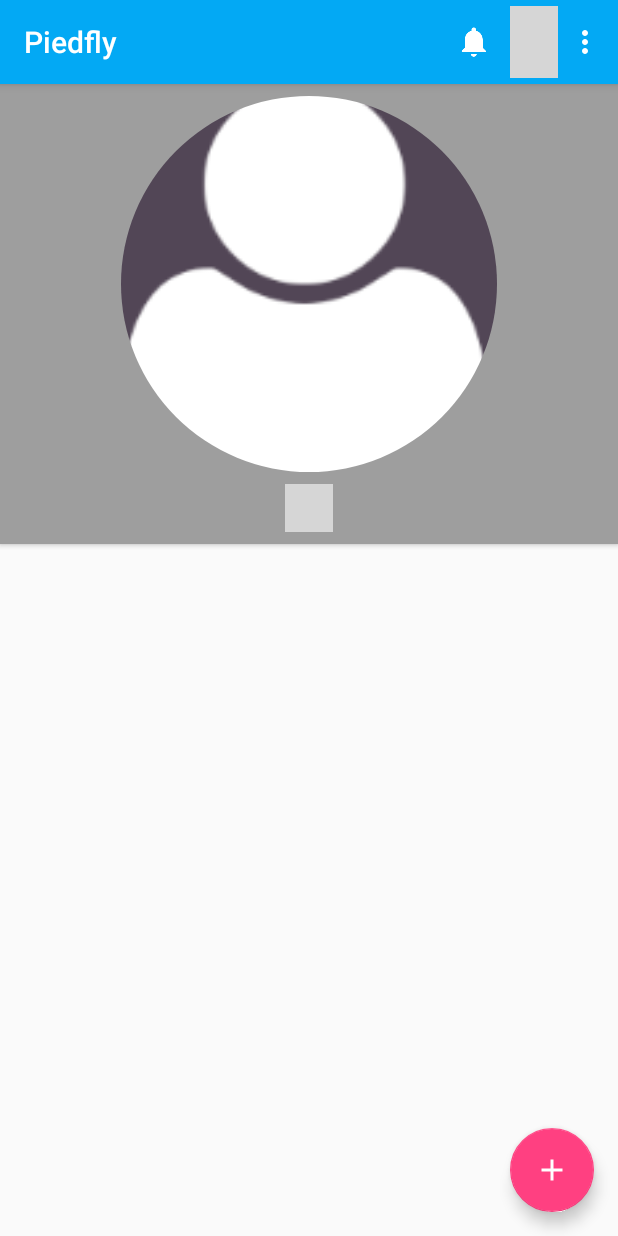
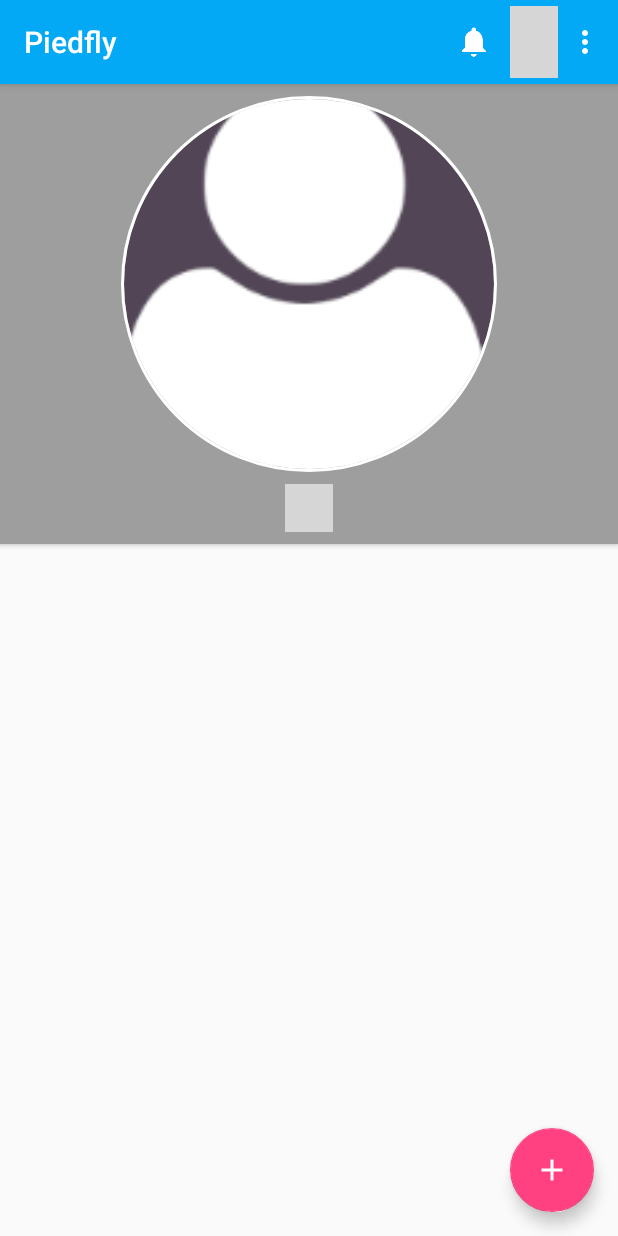
Before and after one commit to Eddydpyl/Piedfly, an Android app: the screen it shows after launch (MainActivity), on a phone screen of 412 x 824 dp. Run offline under Robolectric (Android 15) with nearby library versions, the phone set to English and light mode, and no system bars; our stand-ins replace CircleImageView, Dagger/Hilt's generated code, Firebase (no records; nobody signed in at launch, a user with empty details on screens opened directly), Room's generated code; libraries missing offline, so code that uses them is left out: com.mikepenz.actionitembadge, com.ncorti.slidetoact; plain views replace SlideToActView; pictures from the network do not load; 5 statements that could not run were skipped; grey boxes are pictures that could not be loaded.

Commit message:
Added border to civ.

```diff
--- a/app/src/main/java/dpyl/eddy/piedfly/view/MainActivity.java
+++ b/app/src/main/java/dpyl/eddy/piedfly/view/MainActivity.java
@@ -234,24 +234,20 @@ public class MainActivity extends BaseActivity {
         super.OnListItemClick(position, view, key);
         switch (view.getId()) {
             case R.id.contact_call: {
-                view.playSoundEffect(android.view.SoundEffectConstants.CLICK);
                 startPhoneCall((String) view.getTag());
             }
             break;
             case R.id.contact_poke: {
-                view.playSoundEffect(android.view.SoundEffectConstants.CLICK);
                 pokeAction(key, (String) view.getTag());
                 this.mPokeType = (String) view.getTag();
                 this.mKey = key;
             }
             break;
             case R.id.contact_image: {
-                view.playSoundEffect(android.view.SoundEffectConstants.CLICK);
                 // TODO: maybe show picture bigger like whatssap
             }
             break;
             case R.id.contact_directions: {
-                view.playSoundEffect(android.view.SoundEffectConstants.CLICK);
                 startShowInMap(key);
                 this.mKey = key;
             }
--- a/app/src/main/res/layout/activity_main.xml
+++ b/app/src/main/res/layout/activity_main.xml
@@ -53,6 +53,8 @@
                 android:hapticFeedbackEnabled="true"
                 android:maxHeight="250dp"
                 android:maxWidth="250dp"
+                app:civ_border_width="@dimen/default_civ_border_width"
+                app:civ_border_color="@color/colorWhite"
                 android:src="@drawable/default_contact" />
 
 
--- a/app/src/main/res/values/dimens.xml
+++ b/app/src/main/res/values/dimens.xml
@@ -17,6 +17,7 @@
     <dimen name="default_big_margin">32dp</dimen>
     <dimen name="default_card_corner_radius">2dp</dimen>
     <dimen name="map_user_image">62dp</dimen>
+    <dimen name="default_civ_border_width">2dp</dimen>
 
 
 </resources>
```
Also changed, not shown: app/src/main/res/layout/contact_list_item.xml (+2 -5 lines), app/src/main/res/layout/flock_list_item.xml (+0 -9 lines).
